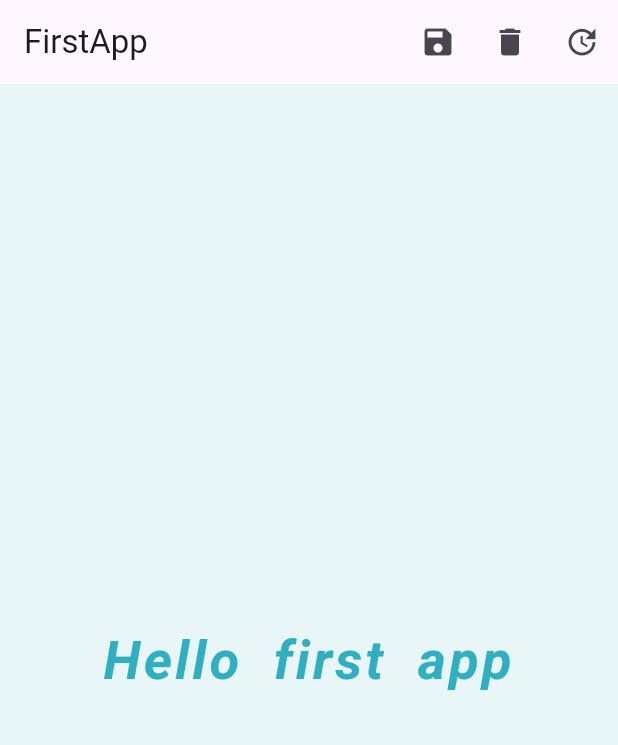
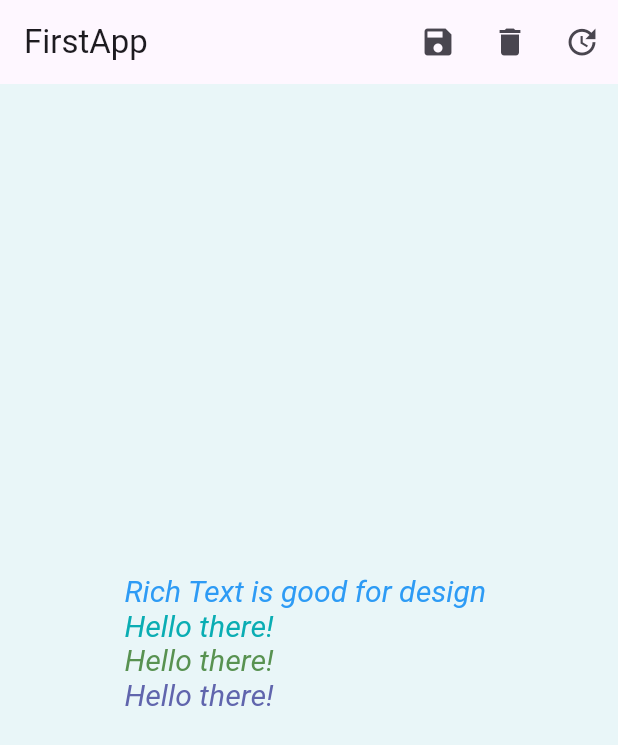
Before and after one commit to Kyuubi0/Algorithm-and-dart-study, a Flutter app: the screen it shows after launch, on a phone screen of 412 x 824 dp. Shown: the top 745 px of the screen. Run offline on Flutter 3.47's test engine with Material 3 defaults, Android fonts, the phone set to English and light mode, and no system bars.

Commit message:
TextDesign

```diff
--- a/MobileProgramming/mobileprogramming/lib/main.dart
+++ b/MobileProgramming/mobileprogramming/lib/main.dart
@@ -1,3 +1,5 @@
+// ignore_for_file: prefer_const_constructors
+
 import 'dart:math';
 
 import 'package:flutter/material.dart';
@@ -21,29 +23,67 @@ class HomePage extends StatelessWidget{
     return Scaffold(
       backgroundColor: const Color.fromARGB(255, 233, 246, 248),
       appBar: AppBar(
+      // ignore: prefer_const_constructors
       title: Text("FirstApp"),
       actions: [
         IconButton(onPressed: () => {}, icon: Icon(Icons.save)),
         IconButton(onPressed: () => {}, icon: Icon(Icons.delete)),
+        // ignore: prefer_const_constructors
         IconButton(onPressed: () => {}, icon: Icon(Icons.update)),
         ]
       ),
       body: Center(
-        child: Text(
-          "Hello first app",
-          textAlign: TextAlign.center,
-          textDirection: TextDirection.rtl,
-          style: TextStyle(
-            fontSize: 36,
-            color: const Color.fromARGB(255, 48, 175, 192),
-            fontWeight: FontWeight.bold,
-            //decoration: TextDecoration.underline,
-            wordSpacing: 10,
-            letterSpacing: 2,
-            fontStyle: FontStyle.italic,
-            //backgroundColor: const Color.fromARGB(255, 154, 211, 211),
+        child: RichText(
+          text: TextSpan(
+            text: "Rich Text is good for design \n",
+            style: TextStyle(
+              color: const Color.fromARGB(255, 45, 155, 245),
+              fontSize: 20,
+              fontStyle: FontStyle.italic,
             ),
+            children: [
+              TextSpan(
+                text: "Hello there!\n",
+                style: TextStyle(
+                color: const Color.fromARGB(255, 10, 173, 179),
+                fontSize: 20,
+                fontStyle: FontStyle.italic,
+                ),
+              ),
+              TextSpan(
+                text: "Hello there!\n",
+                style: TextStyle(
+                color: const Color.fromARGB(255, 88, 146, 81),
+                fontSize: 20,
+                fontStyle: FontStyle.italic,
+                ),
+              ),
+              TextSpan(
+                text: "Hello there!\n",
+                style: TextStyle(
+                color: const Color.fromARGB(255, 96, 101, 173),
+                fontSize: 20,
+                fontStyle: FontStyle.italic,
+                ),
+              ),
+            ],
+          ),
         ),
+        // Text(
+        //   "Hello first app",
+        //   textAlign: TextAlign.center,
+        //   textDirection: TextDirection.rtl,
+        //   style: TextStyle(
+        //     fontSize: 36,
+        //     color: const Color.fromARGB(255, 48, 175, 192),
+        //     fontWeight: FontWeight.bold,
+        //     //decoration: TextDecoration.underline,
+        //     wordSpacing: 10,
+        //     letterSpacing: 2,
+        //     fontStyle: FontStyle.italic,
+        //     //backgroundColor: const Color.fromARGB(255, 154, 211, 211),
+        //     ),
+        // ),
       ),
     );
   }
```
